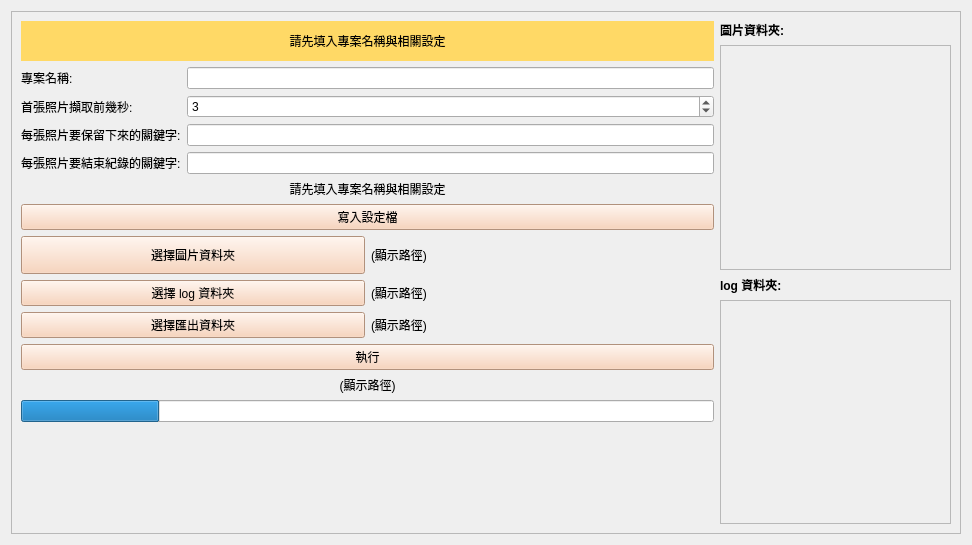
YuTing-Fang1999/FIH-tool, file QUL/AF/UI.ui: the form before one commit.
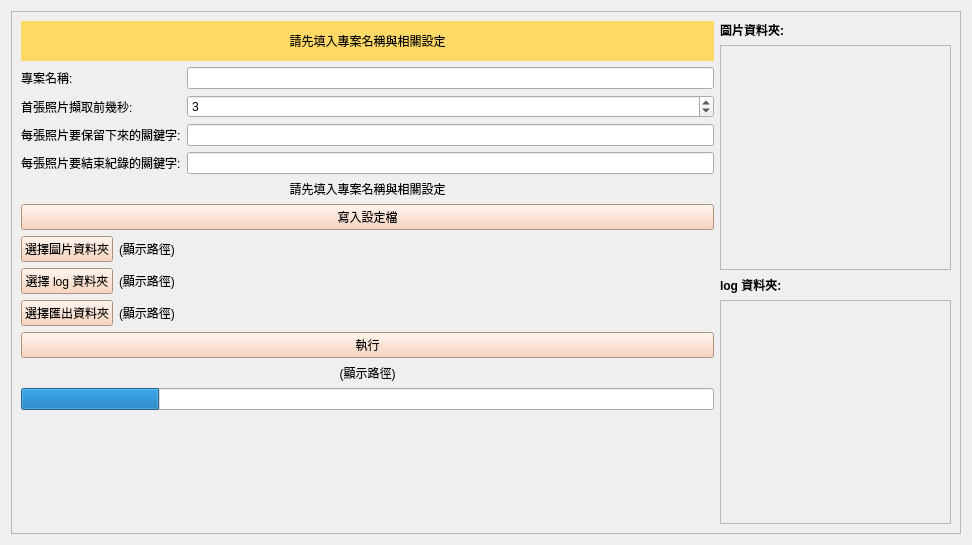
The form after the commit.

```diff
--- a/QUL/AF/UI.ui
+++ b/QUL/AF/UI.ui
@@ -158,11 +158,11 @@
           </widget>
          </item>
          <item>
-          <layout class="QGridLayout" name="gridLayout_2" columnstretch="0,0">
+          <layout class="QGridLayout" name="gridLayout_2" columnstretch="0,1">
            <item row="0" column="0">
             <widget class="QPushButton" name="readImagesDirButton">
              <property name="sizePolicy">
-              <sizepolicy hsizetype="Preferred" vsizetype="MinimumExpanding">
+              <sizepolicy hsizetype="Preferred" vsizetype="Maximum">
                <horstretch>0</horstretch>
                <verstretch>0</verstretch>
               </sizepolicy>
@@ -235,6 +235,12 @@
            </item>
            <item row="1" column="0">
             <widget class="QPushButton" name="readLogDirButton">
+             <property name="sizePolicy">
+              <sizepolicy hsizetype="Preferred" vsizetype="Maximum">
+               <horstretch>0</horstretch>
+               <verstretch>0</verstretch>
+              </sizepolicy>
+             </property>
              <property name="cursor">
               <cursorShape>OpenHandCursor</cursorShape>
              </property>
@@ -249,6 +255,12 @@
            </item>
            <item row="2" column="0">
             <widget class="QPushButton" name="outputDirButton">
+             <property name="sizePolicy">
+              <sizepolicy hsizetype="Preferred" vsizetype="Maximum">
+               <horstretch>0</horstretch>
+               <verstretch>0</verstretch>
+              </sizepolicy>
+             </property>
              <property name="cursor">
               <cursorShape>OpenHandCursor</cursorShape>
              </property>
```
